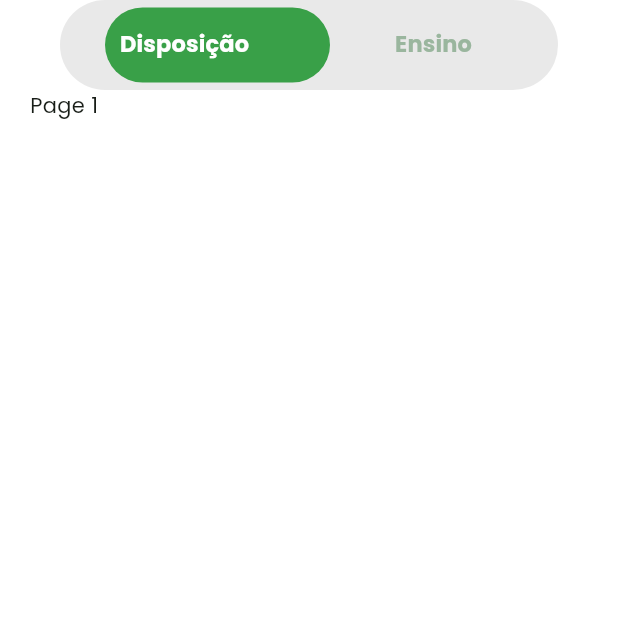
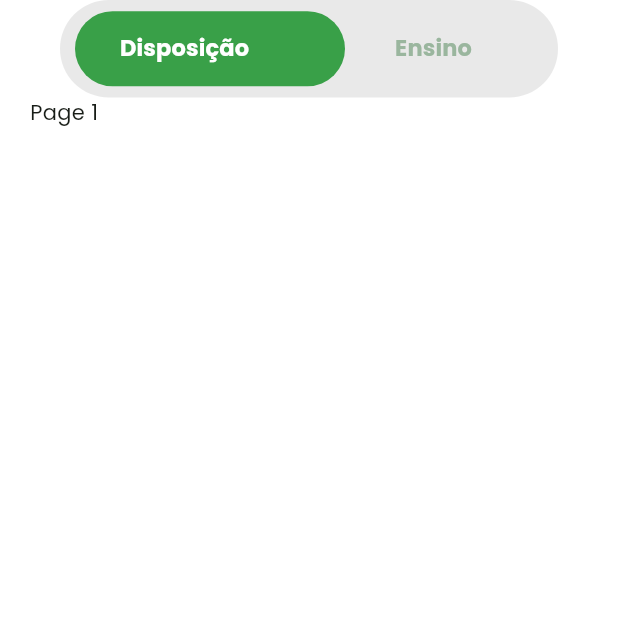
Before and after one commit to ladesa-ro/mobile, a Flutter app: the Perfil screen opened directly, scrolled down 522 dp, on a phone screen of 412 x 824 dp, the top half of it. Run offline on Flutter 3.47's test engine with Material 3 defaults, Android fonts, the phone set to English and light mode, and no system bars; our stand-ins replace lottie, shared_preferences, table_calendar; missing offline and left inert: iconify_flutter; accounts and stored records are empty.

Commit message:
fix: consertando o botão deslizante

```diff
--- a/sisgha/lib/app/views/perfil/perfil.dart
+++ b/sisgha/lib/app/views/perfil/perfil.dart
@@ -3,6 +3,7 @@ import 'package:iconify_flutter/iconify_flutter.dart';
 import 'package:sisgha/app/constants/Icones.dart';
 import 'package:sisgha/app/constants/colors.dart';
 import 'package:sisgha/app/constants/tamanhoTela.dart';
+import 'package:sisgha/app/views/perfil/widgets_perfil/botton_sheat.dart';
 import 'package:sisgha/app/views/perfil/widgets_perfil/button_style_edit.dart';
 import 'package:sisgha/app/views/perfil/widgets_perfil/circle_avatar.dart';
 import 'package:sisgha/app/views/perfil/widgets_perfil/dados_do_usuario.dart';
@@ -45,7 +46,9 @@ class Perfil extends StatelessWidget {
                       size: 14,
                       color: ColorApp.Preto,
                     ),
-                    onPressed: () => {},
+                    onPressed: () => {
+                      bottomSheat(context),
+                    },
                   ),
                 ),
                 Positioned(
--- a/sisgha/lib/app/views/perfil/widgets_perfil/navegacao_switch.dart
+++ b/sisgha/lib/app/views/perfil/widgets_perfil/navegacao_switch.dart
@@ -13,7 +13,7 @@ class NavSwitch extends StatefulWidget {
 class _NavSwitchState extends State<NavSwitch> with TickerProviderStateMixin {
   late TabController _tabController;
   bool _onOff = true;
-  double _leftPosition = 20;
+  double _movendoParaEsquerda = 0;
 
   @override
   void initState() {
@@ -23,7 +23,7 @@ class _NavSwitchState extends State<NavSwitch> with TickerProviderStateMixin {
     _tabController.addListener(() {
       setState(() {
         _onOff = _tabController.index == 0 ? true : false;
-        _leftPosition = _onOff ? 20 : 200;
+        _movendoParaEsquerda = _onOff ? 0 : double.infinity;
       });
     });
   }
@@ -42,28 +42,35 @@ class _NavSwitchState extends State<NavSwitch> with TickerProviderStateMixin {
           margin: const EdgeInsets.symmetric(horizontal: 20),
           decoration: BoxDecoration(
             color: const Color.fromARGB(255, 233, 233, 233),
-                borderRadius: BorderRadius.circular(50)),
-            width: double.maxFinite,
-            height: 60,
-            child: GestureDetector(
+            borderRadius: BorderRadius.circular(50),
+          ),
+          width: TamanhoTela.horizontal(context) > 400 ? 410 : 350,
+          height: 65,
+          child: LayoutBuilder(
+            builder: (context, constraints) {
+              double movendoParaDireita = TamanhoTela.horizontal(context) > 410
+                  ? constraints.maxWidth - 180
+                  : constraints.maxWidth - 150;
+              return GestureDetector(
                 onHorizontalDragUpdate: (details) {
                   setState(() {
-                  _leftPosition += details.delta.dx;
-                  if (_leftPosition < 20) {
-                    _leftPosition = 20;
-                  } else if (_leftPosition > 200) {
-                    _leftPosition = 200;
+                    _movendoParaEsquerda += details.delta.dx;
+                    if (_movendoParaEsquerda < 0) {
+                      _movendoParaEsquerda = 0;
+                    } else if (_movendoParaEsquerda > 200) {
+                      _movendoParaEsquerda = 200;
                     }
                   });
                 },
                 onHorizontalDragEnd: (details) {
                   setState(() {
-                  double midpoint = (0 + 200) / 2;
-                  if (_leftPosition < midpoint) {
-                    _leftPosition = 0;
+                    print(TamanhoTela.horizontal(context));
+                    double midpoint = movendoParaDireita / 2;
+                    if (_movendoParaEsquerda < midpoint) {
+                      _movendoParaEsquerda = 0;
                       _tabController.animateTo(0);
                     } else {
-                    _leftPosition = TamanhoTela.horizontal(context) - 40;
+                      _movendoParaEsquerda = 200;
                       _tabController.animateTo(1);
                     }
                   });
@@ -73,16 +80,10 @@ class _NavSwitchState extends State<NavSwitch> with TickerProviderStateMixin {
                   children: [
                     AnimatedPositioned(
                       duration: const Duration(milliseconds: 300),
-                    left: _leftPosition,
-                    child: Container(
-                      margin: const EdgeInsets.symmetric(horizontal: 10),
-                      decoration: BoxDecoration(
-                        borderRadius: BorderRadius.circular(50),
-                        color: ColorApp.VerdePrincipal,
-                      ),
-                      width: 150,
-                      height: 50,
-                    ),
+                      left: _movendoParaEsquerda < movendoParaDireita
+                          ? _movendoParaEsquerda + 10
+                          : movendoParaDireita - 10,
+                      child: container(),
                     ),
                     TabBar(
                       labelColor: ColorApp.Branco,
@@ -91,10 +92,8 @@ class _NavSwitchState extends State<NavSwitch> with TickerProviderStateMixin {
                       indicatorColor: Colors.transparent,
                       controller: _tabController,
                       tabs: [
-                      Text(
-                        'Disposição',
-                        style: estiloTexto(15, peso: FontWeight.bold),
-                      ),
+                        Text('Disposição',
+                            style: estiloTexto(15, peso: FontWeight.bold)),
                         Text(
                           'Ensino',
                           style: estiloTexto(15, peso: FontWeight.bold),
@@ -103,7 +102,10 @@ class _NavSwitchState extends State<NavSwitch> with TickerProviderStateMixin {
                     ),
                   ],
                 ),
-            )),
+              );
+            },
+          ),
+        ),
         Expanded(
           child: TabBarView(
             controller: _tabController,
@@ -116,4 +118,18 @@ class _NavSwitchState extends State<NavSwitch> with TickerProviderStateMixin {
       ],
     );
   }
+
+  Widget container() {
+    return Container(
+      alignment: _onOff
+          ? AlignmentDirectional.centerStart
+          : AlignmentDirectional.centerEnd,
+      decoration: BoxDecoration(
+        borderRadius: BorderRadius.circular(50),
+        color: ColorApp.VerdePrincipal,
+      ),
+      width: TamanhoTela.horizontal(context) > 400 ? 180 : 150,
+      height: 50,
+    );
   }
+}
```
Lines whose indentation alone changed are shown as unchanged.
